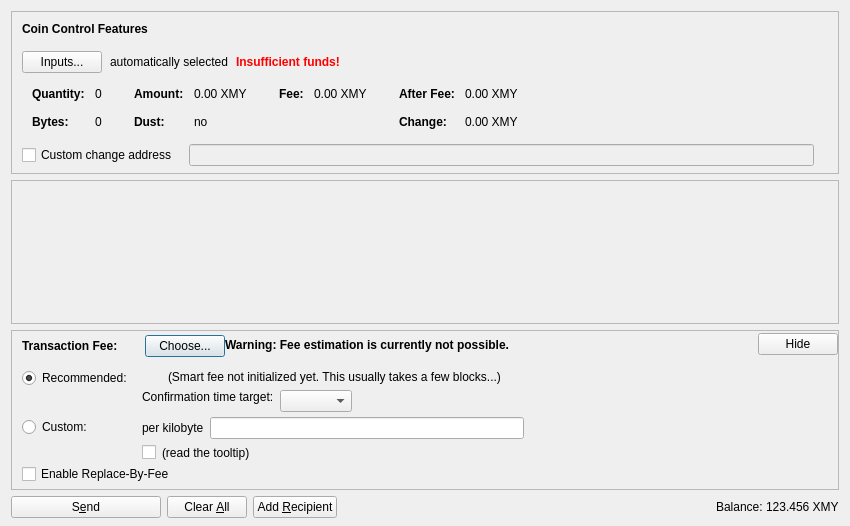
Qt form src/qt/forms/sendcoinsdialog.ui (ahmedbodi/quebecoin) before a commit.
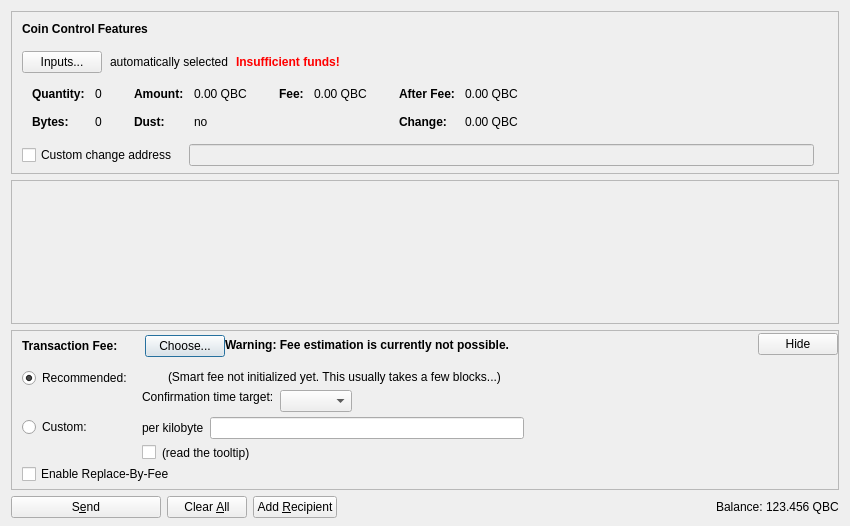
The same form after that commit. Icons and pictures are not drawn. Custom widgets are drawn as their Qt base class.

```diff
--- a/src/qt/forms/sendcoinsdialog.ui
+++ b/src/qt/forms/sendcoinsdialog.ui
@@ -324,7 +324,7 @@
                   <enum>Qt::ActionsContextMenu</enum>
                  </property>
                  <property name="text">
-                  <string notr="true">0.00 XMY</string>
+                  <string notr="true">0.00 QBC</string>
                  </property>
                  <property name="textInteractionFlags">
                   <set>Qt::LinksAccessibleByMouse|Qt::TextSelectableByKeyboard|Qt::TextSelectableByMouse</set>
@@ -404,7 +404,7 @@
                   <enum>Qt::ActionsContextMenu</enum>
                  </property>
                  <property name="text">
-                  <string notr="true">0.00 XMY</string>
+                  <string notr="true">0.00 QBC</string>
                  </property>
                  <property name="textInteractionFlags">
                   <set>Qt::LinksAccessibleByMouse|Qt::TextSelectableByKeyboard|Qt::TextSelectableByMouse</set>
@@ -455,7 +455,7 @@
                   <enum>Qt::ActionsContextMenu</enum>
                  </property>
                  <property name="text">
-                  <string notr="true">0.00 XMY</string>
+                  <string notr="true">0.00 QBC</string>
                  </property>
                  <property name="textInteractionFlags">
                   <set>Qt::LinksAccessibleByMouse|Qt::TextSelectableByKeyboard|Qt::TextSelectableByMouse</set>
@@ -484,7 +484,7 @@
                   <enum>Qt::ActionsContextMenu</enum>
                  </property>
                  <property name="text">
-                  <string notr="true">0.00 XMY</string>
+                  <string notr="true">0.00 QBC</string>
                  </property>
                  <property name="textInteractionFlags">
                   <set>Qt::LinksAccessibleByMouse|Qt::TextSelectableByKeyboard|Qt::TextSelectableByMouse</set>
@@ -1247,7 +1247,7 @@
           <cursorShape>IBeamCursor</cursorShape>
          </property>
          <property name="text">
-          <string notr="true">123.456 XMY</string>
+          <string notr="true">123.456 QBC</string>
          </property>
          <property name="textInteractionFlags">
           <set>Qt::LinksAccessibleByMouse|Qt::TextSelectableByKeyboard|Qt::TextSelectableByMouse</set>
```
